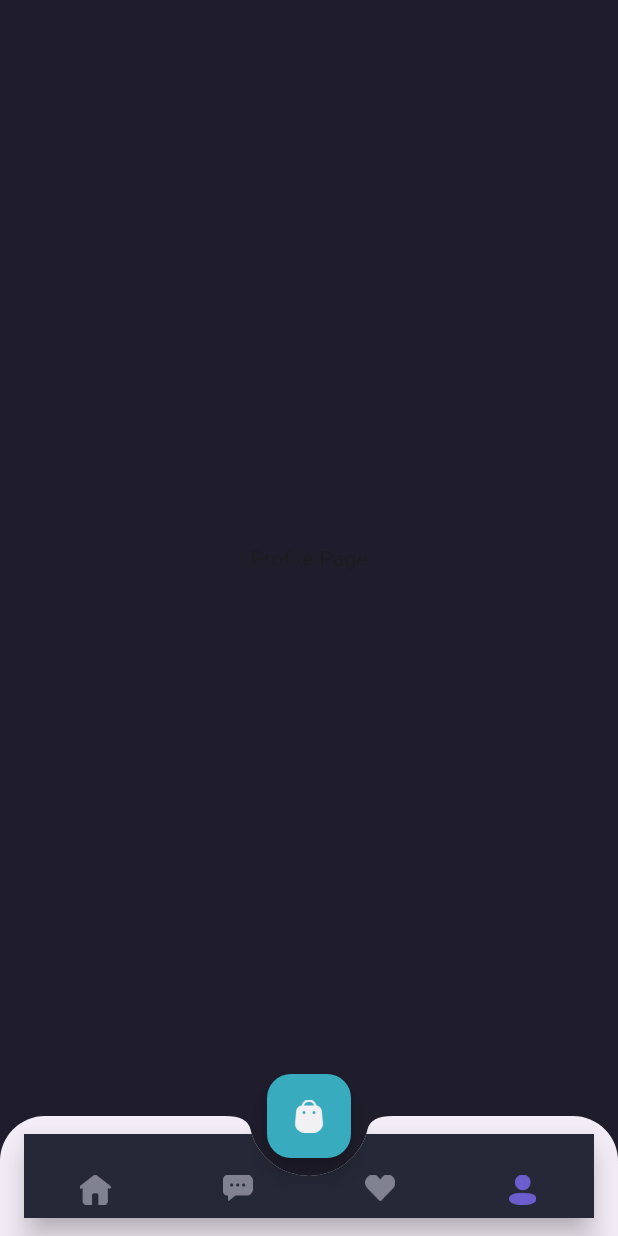
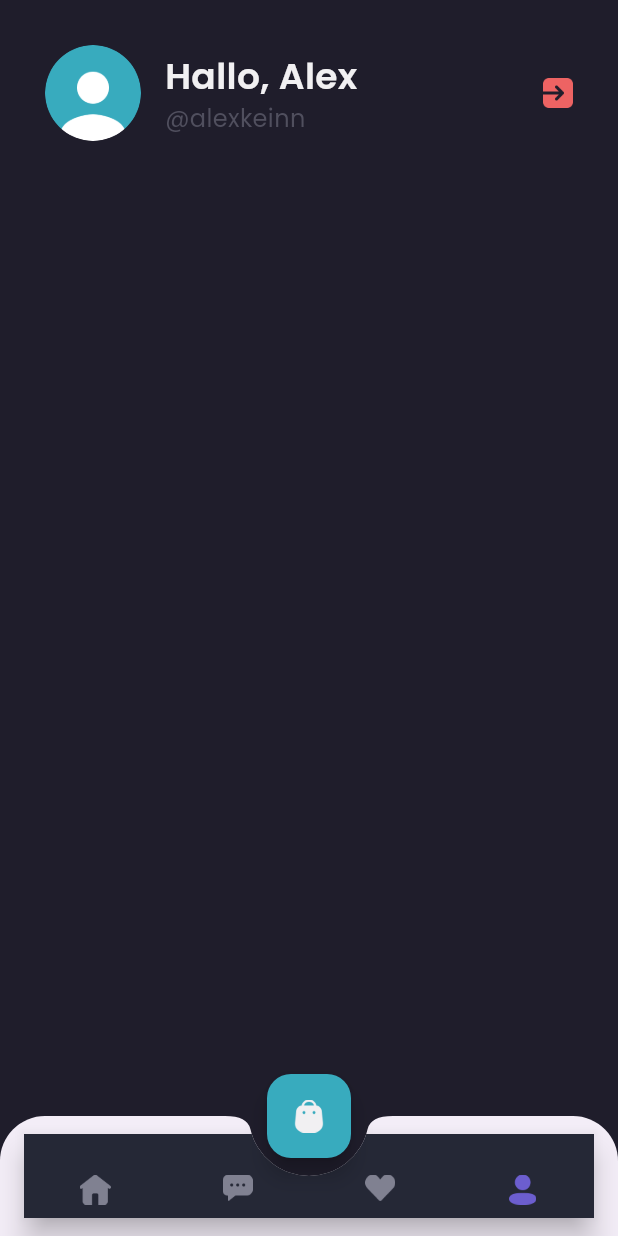
Before and after one commit to yusufmaruf/shamo, a Flutter app: the MainPage screen opened by its route, item 4 of the bottom bar chosen, on a phone screen of 412 x 824 dp. Run offline on Flutter 3.47's test engine with Material 3 defaults, Android fonts, the phone set to English and light mode, and no system bars; our stand-ins replace google_fonts.

Commit message:
profile page headr

```diff
--- a/lib/pages/home/profile_page.dart
+++ b/lib/pages/home/profile_page.dart
@@ -1,12 +1,64 @@
 import 'package:flutter/material.dart';
+import 'package:shamo/theme.dart';
 
 class ProfilePage extends StatelessWidget {
   const ProfilePage({super.key});
 
   @override
   Widget build(BuildContext context) {
-    return Center(
-      child: Text('Profile Page'),
-    );
+    Widget header() {
+      return AppBar(
+        backgroundColor: backgroundColor1,
+        automaticallyImplyLeading: false,
+        elevation: 0,
+        flexibleSpace: SafeArea(
+          child: Container(
+            padding: EdgeInsets.all(
+              defaultMargin,
+            ),
+            child: Row(
+              children: [
+                ClipOval(
+                    child: Image.asset(
+                  'assets/image_profile.png',
+                  width: 64,
+                )),
+                SizedBox(
+                  width: 16,
+                ),
+                Expanded(
+                  child: Column(
+                    crossAxisAlignment: CrossAxisAlignment.start,
+                    children: [
+                      Text(
+                        'Hallo, Alex',
+                        style: primaryTextStyle.copyWith(
+                          fontSize: 24,
+                          fontWeight: semiBold,
+                        ),
+                      ),
+                      Text(
+                        '@alexkeinn',
+                        style: subtitleTextStyle.copyWith(
+                          fontSize: 16,
+                        ),
+                      ),
+                    ],
+                  ),
+                ),
+                Image.asset(
+                  'assets/button_exit.png',
+                  width: 20,
+                ),
+              ],
+            ),
+          ),
+        ),
+      );
+    }
+
+    return Column(children: [
+      header(),
+    ]);
   }
 }
```
